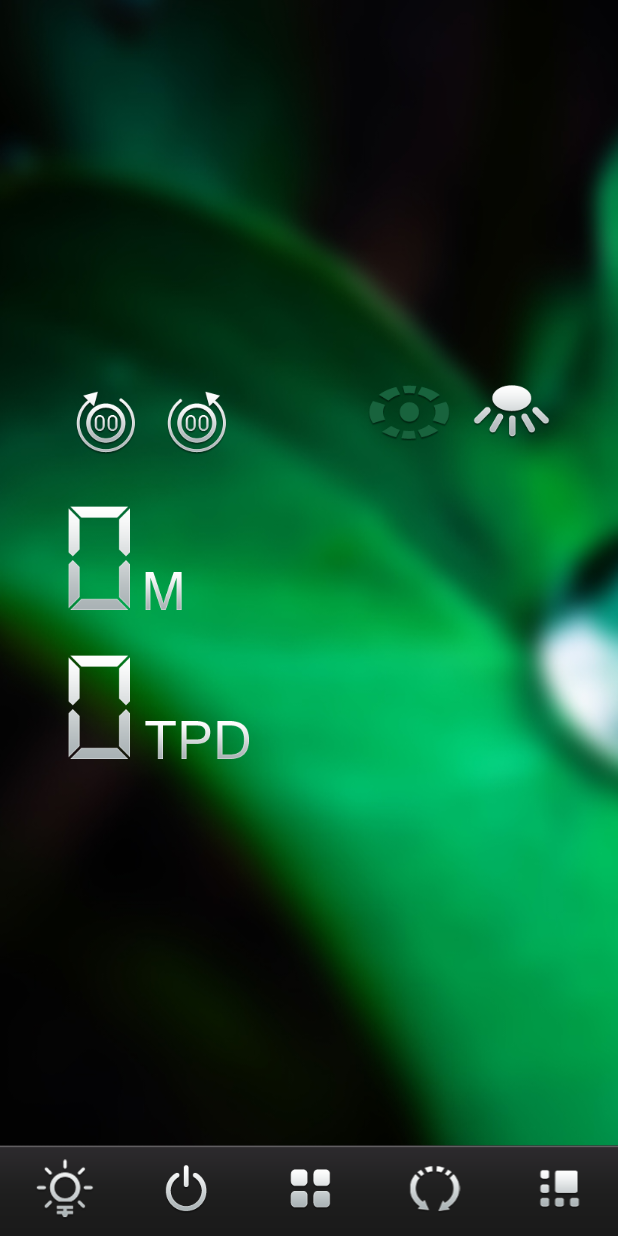
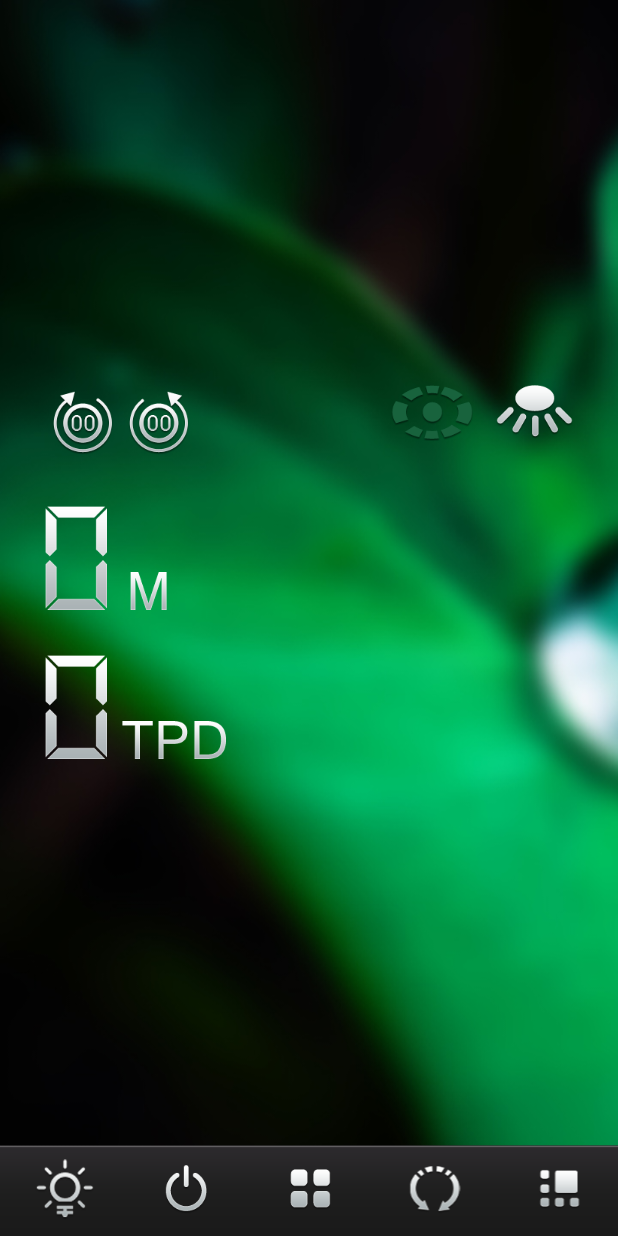
Before and after one commit to alkaid/winerapp, an Android app: the layout activity_main.xml on its own in the app's theme, with its tools: preview values and no code run, on a phone screen of 412 x 824 dp. Run offline under Robolectric (Android 15) with nearby library versions, the light colour scheme and no system bars.

Commit message:
修改布局

```diff
--- a/Android/Winerapp/app/src/main/res/layout/activity_main.xml
+++ b/Android/Winerapp/app/src/main/res/layout/activity_main.xml
@@ -55,8 +55,8 @@
         android:layout_height="fill_parent"
         android:layout_above="@+id/layBar"
         android:layout_centerHorizontal="true"
-        android:paddingLeft="45dp"
-        android:paddingRight="45dp"
+        android:paddingLeft="30dp"
+        android:paddingRight="30dp"
         android:paddingTop="@dimen/activity_vertical_margin"
         android:paddingBottom="@dimen/activity_vertical_margin">
         <LinearLayout
@@ -78,7 +78,7 @@
                     android:layout_width="wrap_content"
                     android:layout_height="wrap_content"
                     android:layout_toRightOf="@+id/imgTurnForward"
-                    android:layout_marginLeft="10dp"
+                    android:layout_marginLeft="0dp"
                     android:src="@drawable/l01"/>
                 <ImageView
                     android:id="@+id/imgLightStatus"
@@ -108,7 +108,7 @@
                     android:layout_width="wrap_content"
                     android:layout_height="wrap_content"
                     android:src="@drawable/m"
-                    android:layout_marginLeft="10dp"
+                    android:layout_marginLeft="15dp"
                     android:layout_toRightOf="@+id/imgCurMoto"
                     android:layout_alignBottom="@+id/imgCurMoto"/>
             </RelativeLayout>
```
Also changed, not shown: 3 other files.
